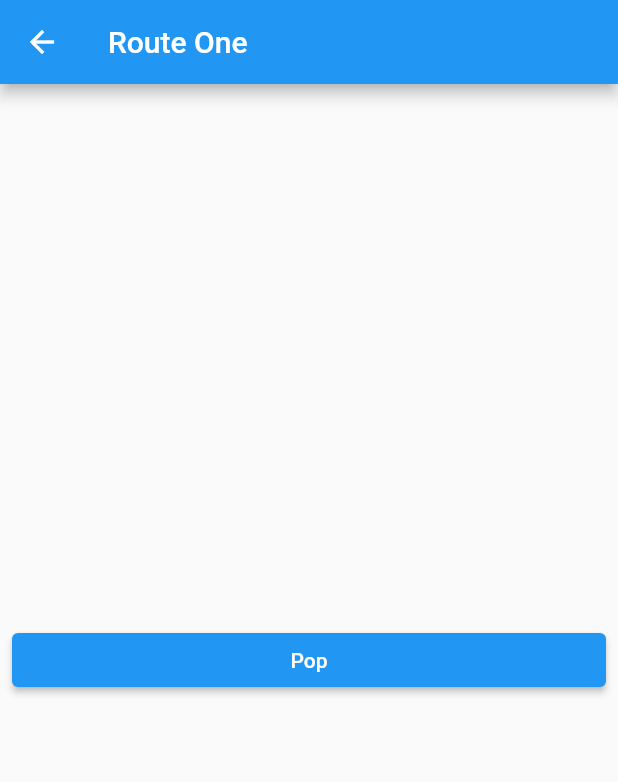
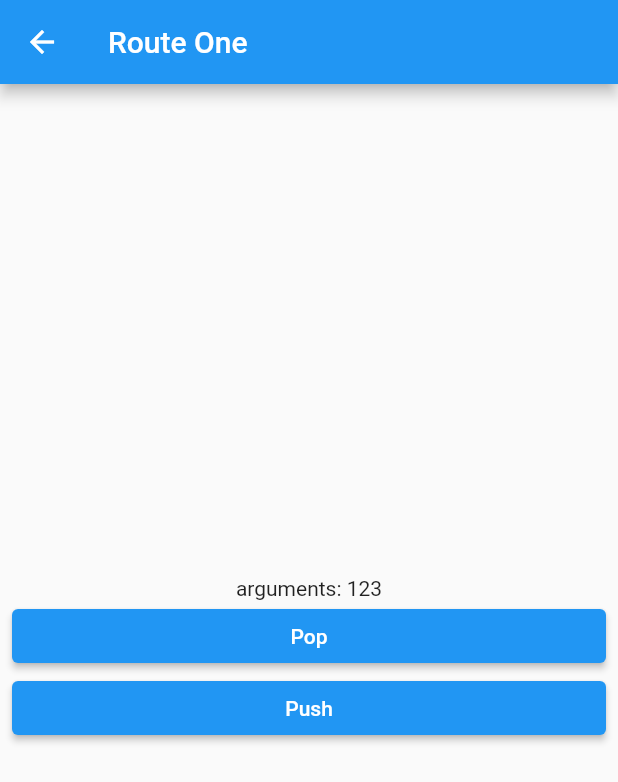
Before and after one commit to jyryuitpro/navigation, a Flutter app: the screen it shows after launch, after a tap on "Push", on a phone screen of 412 x 824 dp. Shown: the top 782 px of the screen. Run offline on Flutter 3.47's test engine with Material 2 defaults, Android fonts, the phone set to English and light mode, and no system bars.

Commit message:
Argument 전달하기

```diff
--- a/lib/screen/home_screen.dart
+++ b/lib/screen/home_screen.dart
@@ -11,12 +11,16 @@ class HomeScreen extends StatelessWidget {
       title: 'Home Screen',
       children: [
         ElevatedButton(
-          onPressed: () {
-            Navigator.of(context).push(
+          onPressed: () async {
+            final result = await Navigator.of(context).push(
               MaterialPageRoute(
-                builder: (context) => RouteOneScreen(),
+                builder: (context) => RouteOneScreen(
+                  number: 123,
+                ),
               ),
             );
+
+            print(result);
           },
           child: Text('Push'),
         )
--- a/lib/screen/route_one_screen.dart
+++ b/lib/screen/route_one_screen.dart
@@ -1,20 +1,43 @@
 import 'package:flutter/material.dart';
 import 'package:navigation/layout/main_layout.dart';
+import 'package:navigation/screen/route_two_screen.dart';
 
 class RouteOneScreen extends StatelessWidget {
-  const RouteOneScreen({Key? key}) : super(key: key);
+  final int number;
+
+  const RouteOneScreen({
+    required this.number,
+    Key? key,
+  }) : super(key: key);
 
   @override
   Widget build(BuildContext context) {
     return MainLayout(
       title: 'Route One',
       children: [
+        Text(
+          'arguments: ${number.toString()}',
+          textAlign: TextAlign.center,
+        ),
         ElevatedButton(
           onPressed: () {
-            Navigator.of(context).pop();
+            Navigator.of(context).pop(456);
           },
           child: Text('Pop'),
-        )
+        ),
+        ElevatedButton(
+          onPressed: () {
+            Navigator.of(context).push(
+              MaterialPageRoute(
+                builder: (_) => RouteTwoScreen(),
+                settings: RouteSettings(
+                  arguments: 789,
+                ),
+              ),
+            );
+          },
+          child: Text('Push'),
+        ),
       ],
     );
   }
```
Also changed, not shown: lib/screen/route_two_screen.dart (+17 -4 lines).
